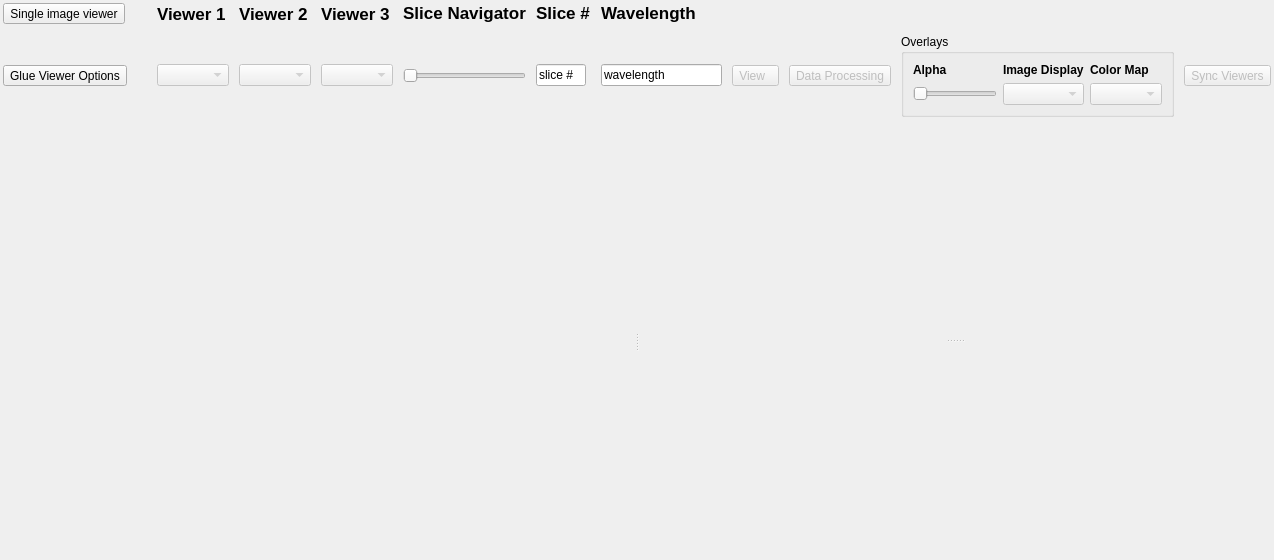
Old version of the form cubeviz/layout.ui in the repository spacetelescope/cubeviz.
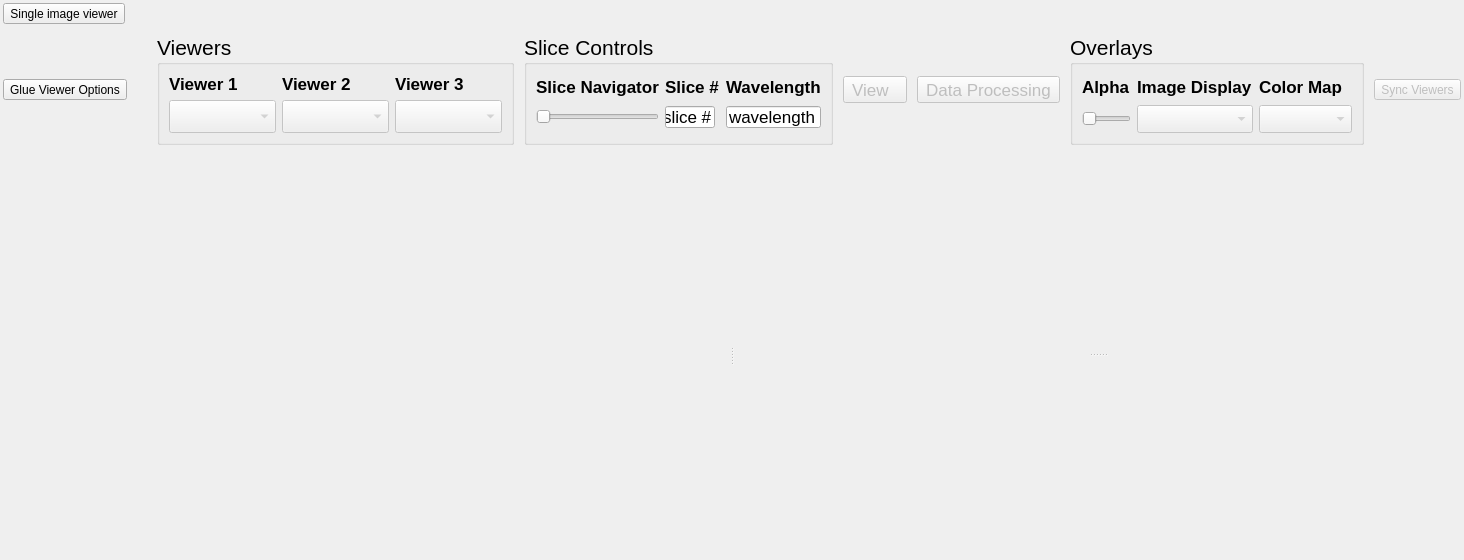
New version of the form.

Commit message: Use group boxes for viewer and slider controls also

Diff of the .ui file:
```diff
--- a/cubeviz/layout.ui
+++ b/cubeviz/layout.ui
@@ -6,7 +6,7 @@
    <rect>
     <x>0</x>
     <y>0</y>
-    <width>1274</width>
+    <width>1384</width>
     <height>560</height>
    </rect>
   </property>
@@ -31,39 +31,257 @@
      <property name="spacing">
       <number>10</number>
      </property>
-     <item row="0" column="9">
-      <widget class="QLabel" name="wavelength_slider_text">
-       <property name="sizePolicy">
-        <sizepolicy hsizetype="Preferred" vsizetype="Fixed">
-         <horstretch>0</horstretch>
-         <verstretch>0</verstretch>
-        </sizepolicy>
-       </property>
+     <item row="1" column="7">
+      <widget class="QGroupBox" name="groupBox">
        <property name="font">
         <font>
-         <pointsize>13</pointsize>
-         <weight>75</weight>
-         <bold>true</bold>
-         <underline>false</underline>
-         <kerning>true</kerning>
+         <pointsize>16</pointsize>
         </font>
        </property>
-       <property name="text">
-        <string>Wavelength</string>
+       <property name="title">
+        <string>Overlays</string>
        </property>
+       <layout class="QGridLayout" name="gridLayout">
+        <item row="1" column="0">
+         <widget class="QSlider" name="alpha_slider">
+          <property name="enabled">
+           <bool>false</bool>
+          </property>
+          <property name="minimum">
+           <number>0</number>
+          </property>
+          <property name="maximum">
+           <number>100</number>
+          </property>
+          <property name="orientation">
+           <enum>Qt::Horizontal</enum>
+          </property>
+         </widget>
+        </item>
+        <item row="1" column="2">
+         <widget class="QComboBox" name="overlay_colormap_combo">
+          <property name="enabled">
+           <bool>false</bool>
+          </property>
+          <property name="font">
+           <font>
+            <pointsize>13</pointsize>
+           </font>
+          </property>
+         </widget>
+        </item>
+        <item row="0" column="2">
+         <widget class="QLabel" name="label_7">
+          <property name="font">
+           <font>
+            <pointsize>13</pointsize>
+            <weight>75</weight>
+            <bold>true</bold>
+           </font>
+          </property>
+          <property name="frameShape">
+           <enum>QFrame::NoFrame</enum>
+          </property>
+          <property name="text">
+           <string>Color Map</string>
+          </property>
+         </widget>
+        </item>
+        <item row="0" column="0">
+         <widget class="QLabel" name="label">
+          <property name="font">
+           <font>
+            <pointsize>13</pointsize>
+            <weight>75</weight>
+            <bold>true</bold>
+           </font>
+          </property>
+          <property name="text">
+           <string>Alpha</string>
+          </property>
+         </widget>
+        </item>
+        <item row="0" column="1">
+         <widget class="QLabel" name="label_8">
+          <property name="font">
+           <font>
+            <pointsize>13</pointsize>
+            <weight>75</weight>
+            <bold>true</bold>
+           </font>
+          </property>
+          <property name="text">
+           <string>Image Display</string>
+          </property>
+         </widget>
+        </item>
+        <item row="1" column="1">
+         <widget class="QComboBox" name="overlay_image_combo">
+          <property name="enabled">
+           <bool>false</bool>
+          </property>
+          <property name="font">
+           <font>
+            <pointsize>13</pointsize>
+           </font>
+          </property>
+         </widget>
+        </item>
+       </layout>
+       <zorder>label</zorder>
+       <zorder>label</zorder>
+       <zorder>alpha_slider</zorder>
+       <zorder>label_7</zorder>
+       <zorder>overlay_colormap_combo</zorder>
+       <zorder>label_8</zorder>
+       <zorder>overlay_image_combo</zorder>
       </widget>
      </item>
      <item row="1" column="3">
-      <widget class="QComboBox" name="viewer2_combo">
-       <property name="enabled">
-        <bool>false</bool>
+      <widget class="QGroupBox" name="groupBox_2">
+       <property name="font">
+        <font>
+         <pointsize>16</pointsize>
+         <weight>50</weight>
+         <bold>false</bold>
+        </font>
        </property>
-       <property name="toolTip">
-        <string>Select data to display in middle viewer</string>
+       <property name="title">
+        <string>Slice Controls</string>
        </property>
+       <layout class="QGridLayout" name="gridLayout_2">
+        <item row="0" column="0">
+         <widget class="QLabel" name="label_3">
+          <property name="sizePolicy">
+           <sizepolicy hsizetype="Preferred" vsizetype="Fixed">
+            <horstretch>0</horstretch>
+            <verstretch>0</verstretch>
+           </sizepolicy>
+          </property>
+          <property name="font">
+           <font>
+            <pointsize>13</pointsize>
+            <weight>75</weight>
+            <bold>true</bold>
+            <underline>false</underline>
+           </font>
+          </property>
+          <property name="text">
+           <string>Slice Navigator</string>
+          </property>
+          <property name="alignment">
+           <set>Qt::AlignCenter</set>
+          </property>
+         </widget>
+        </item>
+        <item row="0" column="1">
+         <widget class="QLabel" name="label_2">
+          <property name="sizePolicy">
+           <sizepolicy hsizetype="Preferred" vsizetype="Fixed">
+            <horstretch>0</horstretch>
+            <verstretch>0</verstretch>
+           </sizepolicy>
+          </property>
+          <property name="font">
+           <font>
+            <pointsize>13</pointsize>
+            <weight>75</weight>
+            <bold>true</bold>
+            <underline>false</underline>
+           </font>
+          </property>
+          <property name="text">
+           <string>Slice #</string>
+          </property>
+          <property name="textFormat">
+           <enum>Qt::AutoText</enum>
+          </property>
+         </widget>
+        </item>
+        <item row="0" column="2">
+         <widget class="QLabel" name="wavelength_slider_text">
+          <property name="sizePolicy">
+           <sizepolicy hsizetype="Preferred" vsizetype="Fixed">
+            <horstretch>0</horstretch>
+            <verstretch>0</verstretch>
+           </sizepolicy>
+          </property>
+          <property name="font">
+           <font>
+            <pointsize>13</pointsize>
+            <weight>75</weight>
+            <bold>true</bold>
+            <underline>false</underline>
+            <kerning>true</kerning>
+           </font>
+          </property>
+          <property name="text">
+           <string>Wavelength</string>
+          </property>
+         </widget>
+        </item>
+        <item row="1" column="0">
+         <widget class="QSlider" name="value_slice">
+          <property name="maximumSize">
+           <size>
+            <width>300</width>
+            <height>16777215</height>
+           </size>
+          </property>
+          <property name="toolTip">
+           <string>Drag the slider to navigate through the slices of the cube</string>
+          </property>
+          <property name="orientation">
+           <enum>Qt::Horizontal</enum>
+          </property>
+         </widget>
+        </item>
+        <item row="1" column="1">
+         <widget class="QLineEdit" name="text_slice">
+          <property name="maximumSize">
+           <size>
+            <width>50</width>
+            <height>22</height>
+           </size>
+          </property>
+          <property name="font">
+           <font>
+            <pointsize>13</pointsize>
+           </font>
+          </property>
+          <property name="toolTip">
+           <string>Enter a slice index to go directly to that slice</string>
+          </property>
+          <property name="text">
+           <string>slice #</string>
+          </property>
+         </widget>
+        </item>
+        <item row="1" column="2">
+         <widget class="QLineEdit" name="text_wavelength">
+          <property name="maximumSize">
+           <size>
+            <width>200</width>
+            <height>22</height>
+           </size>
+          </property>
+          <property name="font">
+           <font>
+            <pointsize>13</pointsize>
+           </font>
+          </property>
+          <property name="toolTip">
+           <string>Enter a wavelength value to navigate to the slice corresponding to the nearest wavelength</string>
+          </property>
+          <property name="text">
+           <string>wavelength</string>
+          </property>
+         </widget>
+        </item>
+       </layout>
       </widget>
      </item>
-     <item row="1" column="10">
+     <item row="1" column="5">
       <widget class="QToolButton" name="view_option_button">
        <property name="enabled">
         <bool>false</bool>
@@ -74,6 +292,11 @@
          <height>0</height>
         </size>
        </property>
+       <property name="font">
+        <font>
+         <pointsize>13</pointsize>
+        </font>
+       </property>
        <property name="toolTip">
         <string/>
        </property>
@@ -91,105 +314,6 @@
        </property>
       </widget>
      </item>
-     <item row="1" column="6">
-      <widget class="QSlider" name="value_slice">
-       <property name="maximumSize">
-        <size>
-         <width>300</width>
-         <height>16777215</height>
-        </size>
-       </property>
-       <property name="toolTip">
-        <string>Drag the slider to navigate through the slices of the cube</string>
-       </property>
-       <property name="orientation">
-        <enum>Qt::Horizontal</enum>
-       </property>
-      </widget>
-     </item>
-     <item row="0" column="4">
-      <widget class="QLabel" name="label_6">
-       <property name="font">
-        <font>
-         <pointsize>13</pointsize>
-         <weight>75</weight>
-         <bold>true</bold>
-        </font>
-       </property>
-       <property name="text">
-        <string>Viewer 3</string>
-       </property>
-      </widget>
-     </item>
-     <item row="0" column="3">
-      <widget class="QLabel" name="label_5">
-       <property name="font">
-        <font>
-         <pointsize>13</pointsize>
-         <weight>75</weight>
-         <bold>true</bold>
-        </font>
-       </property>
-       <property name="text">
-        <string>Viewer 2</string>
-       </property>
-      </widget>
-     </item>
-     <item row="0" column="6">
-      <widget class="QLabel" name="label_3">
-       <property name="sizePolicy">
-        <sizepolicy hsizetype="Preferred" vsizetype="Fixed">
-         <horstretch>0</horstretch>
-         <verstretch>0</verstretch>
-        </sizepolicy>
-       </property>
-       <property name="font">
-        <font>
-         <pointsize>13</pointsize>
-         <weight>75</weight>
-         <bold>true</bold>
-         <underline>false</underline>
-        </font>
-       </property>
-       <property name="text">
-        <string>Slice Navigator</string>
-       </property>
-       <property name="alignment">
-        <set>Qt::AlignCenter</set>
-       </property>
-      </widget>
-     </item>
-     <item row="1" column="7">
-      <widget class="QLineEdit" name="text_slice">
-       <property name="maximumSize">
-        <size>
-         <width>50</width>
-         <height>22</height>
-        </size>
-       </property>
-       <property name="toolTip">
-        <string>Enter a slice index to go directly to that slice</string>
-       </property>
-       <property name="text">
-        <string>slice #</string>
-       </property>
-      </widget>
-     </item>
-     <item row="0" column="2">
-      <widget class="QLabel" name="label_4">
-       <property name="font">
-        <font>
-         <pointsize>13</pointsize>
-         <weight>75</weight>
-         <bold>true</bold>
-         <underline>false</underline>
-        </font>
-       </property>
-       <property name="text">
-        <string>Viewer 1</string>
-       </property>
-      </widget>
-     </item>
      <item row="0" column="0">
       <widget class="QToolButton" name="button_toggle_image_mode">
        <property name="text">
@@ -197,7 +321,7 @@
        </property>
       </widget>
      </item>
-     <item row="1" column="11">
+     <item row="1" column="6">
       <widget class="QToolButton" name="cube_option_button">
        <property name="enabled">
         <bool>false</bool>
@@ -208,6 +332,11 @@
          <height>0</height>
         </size>
        </property>
+       <property name="font">
+        <font>
+         <pointsize>13</pointsize>
+        </font>
+       </property>
        <property name="text">
         <string>Data Processing</string>
        </property>
@@ -232,31 +361,7 @@
        </property>
       </widget>
      </item>
-     <item row="0" column="7">
-      <widget class="QLabel" name="label_2">
-       <property name="sizePolicy">
-        <sizepolicy hsizetype="Preferred" vsizetype="Fixed">
-         <horstretch>0</horstretch>
-         <verstretch>0</verstretch>
-        </sizepolicy>
-       </property>
-       <property name="font">
-        <font>
-         <pointsize>13</pointsize>
-         <weight>75</weight>
-         <bold>true</bold>
-         <underline>false</underline>
-        </font>
-       </property>
-       <property name="text">
-        <string>Slice #</string>
-       </property>
-       <property name="textFormat">
-        <enum>Qt::AutoText</enum>
-       </property>
-      </widget>
-     </item>
-     <item row="1" column="13">
+     <item row="1" column="8">
       <widget class="QToolButton" name="sync_button">
        <property name="enabled">
         <bool>false</bool>
@@ -272,32 +377,6 @@
        </property>
       </widget>
      </item>
-     <item row="1" column="9">
-      <widget class="QLineEdit" name="text_wavelength">
-       <property name="maximumSize">
-        <size>
-         <width>200</width>
-         <height>22</height>
-        </size>
-       </property>
-       <property name="toolTip">
-        <string>Enter a wavelength value to navigate to the slice corresponding to the nearest wavelength</string>
-       </property>
-       <property name="text">
-        <string>wavelength</string>
-       </property>
-      </widget>
-     </item>
-     <item row="1" column="2">
-      <widget class="QComboBox" name="viewer1_combo">
-       <property name="enabled">
-        <bool>false</bool>
-       </property>
-       <property name="toolTip">
-        <string>Select data to display in left hand viewer</string>
-       </property>
-      </widget>
-     </item>
      <item row="1" column="1">
       <spacer name="horizontalSpacer_3">
        <property name="orientation">
@@ -314,91 +393,87 @@
        </property>
       </spacer>
      </item>
-     <item row="1" column="4">
-      <widget class="QComboBox" name="viewer3_combo">
-       <property name="enabled">
-        <bool>false</bool>
+     <item row="1" column="2">
+      <widget class="QGroupBox" name="groupBox_3">
+       <property name="font">
+        <font>
+         <pointsize>16</pointsize>
+        </font>
        </property>
-       <property name="toolTip">
-        <string>Select data to display in right hand viewer</string>
-       </property>
-      </widget>
-     </item>
-     <item row="1" column="12">
-      <widget class="QGroupBox" name="groupBox">
        <property name="title">
-        <string>Overlays</string>
+        <string>Viewers</string>
        </property>
-       <layout class="QGridLayout" name="gridLayout">
-        <item row="1" column="0">
-         <widget class="QSlider" name="alpha_slider">
-          <property name="enabled">
-           <bool>false</bool>
-          </property>
-          <property name="minimum">
-           <number>0</number>
-          </property>
-          <property name="maximum">
-           <number>100</number>
-          </property>
-          <property name="orientation">
-           <enum>Qt::Horizontal</enum>
-          </property>
-         </widget>
-        </item>
-        <item row="1" column="2">
-         <widget class="QComboBox" name="overlay_colormap_combo">
-          <property name="enabled">
-           <bool>false</bool>
-          </property>
-         </widget>
-        </item>
-        <item row="0" column="2">
-         <widget class="QLabel" name="label_7">
-          <property name="font">
-           <font>
-            <weight>75</weight>
-            <bold>true</bold>
-           </font>
-          </property>
-          <property name="frameShape">
-           <enum>QFrame::NoFrame</enum>
-          </property>
-          <property name="text">
-           <string>Color Map</string>
-          </property>
-         </widget>
-        </item>
+       <layout class="QGridLayout" name="gridLayout_3">
         <item row="0" column="0">
-         <widget class="QLabel" name="label">
+         <widget class="QLabel" name="label_4">
           <property name="font">
            <font>
+            <pointsize>13</pointsize>
             <weight>75</weight>
             <bold>true</bold>
+            <underline>false</underline>
            </font>
           </property>
           <property name="text">
-           <string>Alpha</string>
+           <string>Viewer 1</string>
           </property>
          </widget>
         </item>
         <item row="0" column="1">
-         <widget class="QLabel" name="label_8">
+         <widget class="QLabel" name="label_5">
           <property name="font">
            <font>
+            <pointsize>13</pointsize>
             <weight>75</weight>
             <bold>true</bold>
            </font>
           </property>
           <property name="text">
-           <string>Image Display</string>
+           <string>Viewer 2</string>
+          </property>
+         </widget>
+        </item>
+        <item row="0" column="2">
+         <widget class="QLabel" name="label_6">
+          <property name="font">
+           <font>
+            <pointsize>13</pointsize>
+            <weight>75</weight>
+            <bold>true</bold>
+           </font>
+          </property>
+          <property name="text">
+           <string>Viewer 3</string>
+          </property>
+         </widget>
+        </item>
+        <item row="1" column="0">
+         <widget class="QComboBox" name="viewer1_combo">
+          <property name="enabled">
+           <bool>false</bool>
+          </property>
+          <property name="toolTip">
+           <string>Select data to display in left hand viewer</string>
           </property>
          </widget>
         </item>
         <item row="1" column="1">
-         <widget class="QComboBox" name="overlay_image_combo">
+         <widget class="QComboBox" name="viewer2_combo">
           <property name="enabled">
            <bool>false</bool>
+          </property>
+          <property name="toolTip">
+           <string>Select data to display in middle viewer</string>
+          </property>
+         </widget>
+        </item>
+        <item row="1" column="2">
+         <widget class="QComboBox" name="viewer3_combo">
+          <property name="enabled">
+           <bool>false</bool>
+          </property>
+          <property name="toolTip">
+           <string>Select data to display in right hand viewer</string>
           </property>
          </widget>
         </item>
```
Left out of the diff: 7 changed lines with no effect on the pictures.
